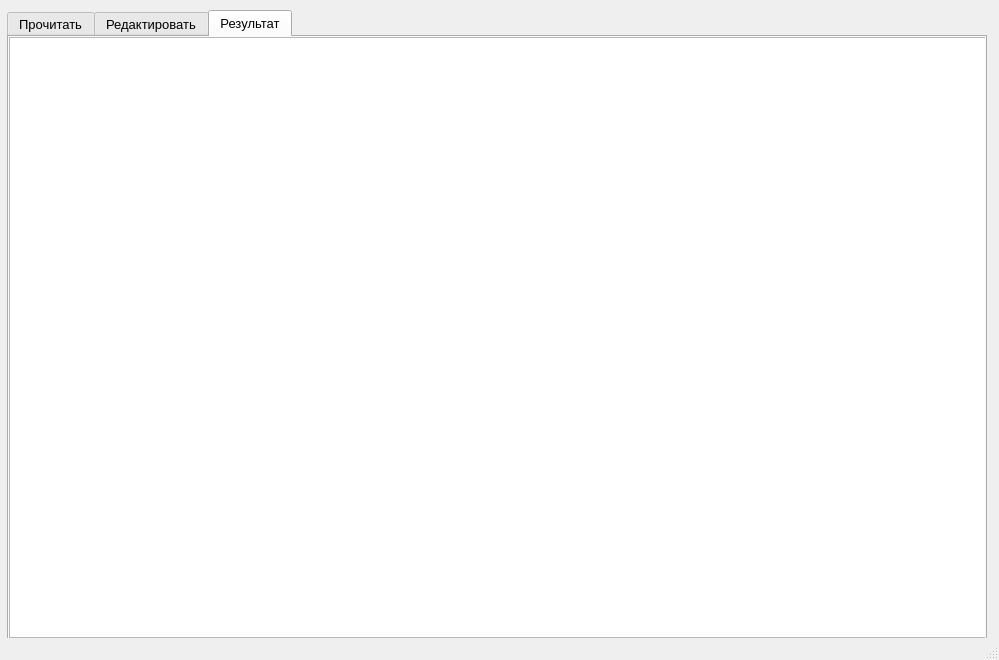
Old version of the form form.ui in the repository Gatalist/pyqt-excel.
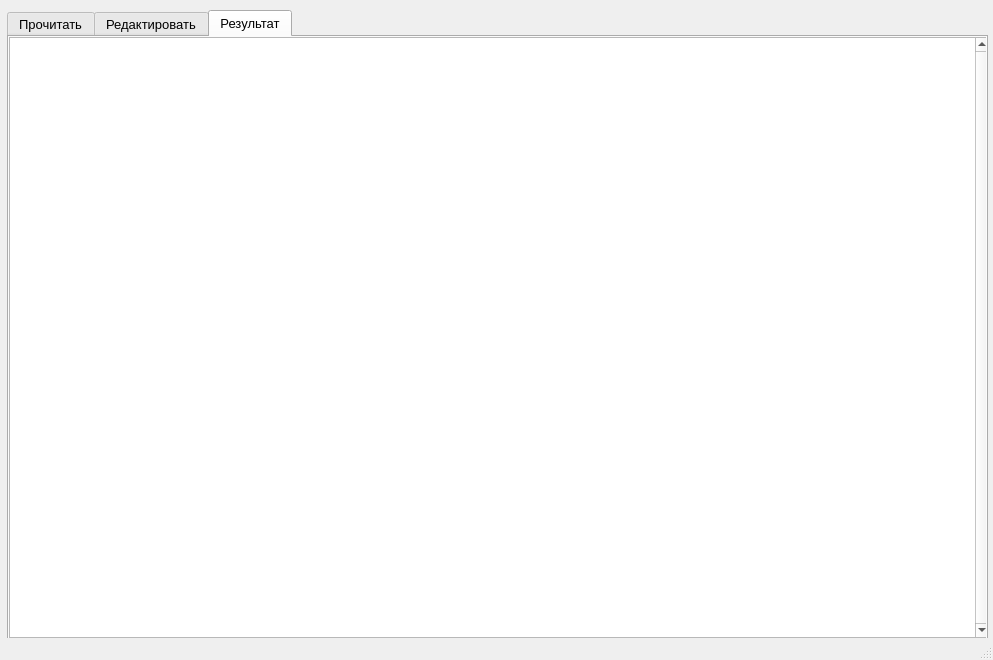
New version of the form. The open tabs and pages were chosen to show the change. Icons and pictures are not drawn.

```diff
--- a/form.ui
+++ b/form.ui
@@ -6,7 +6,7 @@
    <rect>
     <x>0</x>
     <y>0</y>
-    <width>999</width>
+    <width>993</width>
     <height>660</height>
    </rect>
   </property>
@@ -27,7 +27,7 @@
      <rect>
       <x>7</x>
       <y>10</y>
-      <width>980</width>
+      <width>981</width>
       <height>630</height>
      </rect>
     </property>
@@ -377,7 +377,7 @@
        <rect>
         <x>0</x>
         <y>0</y>
-        <width>991</width>
+        <width>981</width>
         <height>601</height>
        </rect>
       </property>
@@ -386,6 +386,9 @@
         <pointsize>12</pointsize>
        </font>
       </property>
+      <property name="verticalScrollBarPolicy">
+       <enum>Qt::ScrollBarAlwaysOn</enum>
+      </property>
      </widget>
     </widget>
    </widget>
```
Left out of the diff: 2 changed lines with no effect on the pictures.
